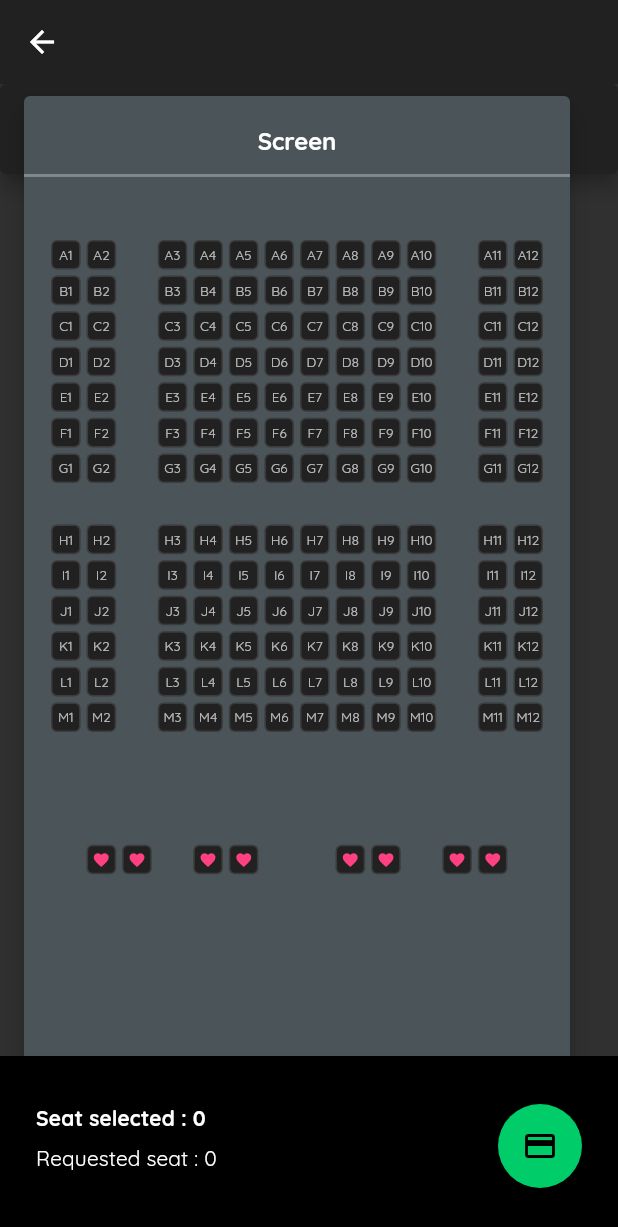
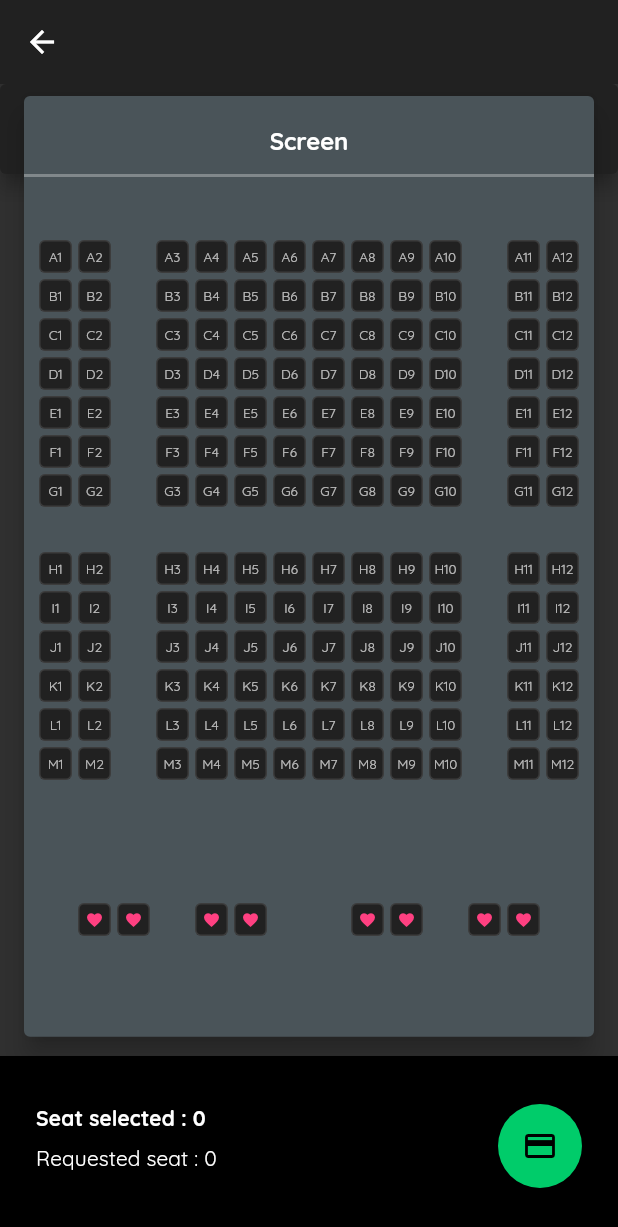
Before and after one commit to shiburagi/payment_flow_challenge, a Flutter app: the SeatSelection screen opened directly with empty values, on a phone screen of 412 x 824 dp. Shown: the top 1227 px of the screen. Run offline on Flutter 3.47's test engine with Material 2 defaults, Android fonts, the phone set to English and light mode, and no system bars; our stand-ins replace flutter_swiper, qr_flutter; missing offline and left inert: drawerbehavior, sweetalert.

```diff
--- a/lib/pages/seat_selection.dart
+++ b/lib/pages/seat_selection.dart
@@ -86,19 +86,20 @@ class _SeatSelectionState extends State<SeatSelection> {
                 : MediaQuery.of(context).size.width) *
             scale;
 
-    double seatLayoutWidth = width - 64;
+    double seatLayoutWidth = width - 32;
 
     currentSize = (seatLayoutWidth) / seats[0].length;
     if (scrollController == null)
       scrollController = new ScrollController(
-          initialScrollOffset:
-              (width - MediaQuery.of(context).size.width - 32) / 2);
+          initialScrollOffset: (width - MediaQuery.of(context).size.width) / 2);
     return Scaffold(
       appBar: AppBar(
         title: Text(widget.bookingDetail.cinema),
         elevation: 0,
       ),
-        body: Stack(
+      body: Container(
+        height: MediaQuery.of(context).size.height,
+        child: Stack(
           children: <Widget>[
             Card(
               elevation: 5,
@@ -134,7 +135,6 @@ class _SeatSelectionState extends State<SeatSelection> {
                         controller: scrollController,
                         child: Container(
 //                          padding: EdgeInsets.only(bottom: 120),
-                          height: constraint.maxHeight - 0,
                           child: SizedBox(
                             width: seatLayoutWidth,
                             child: SingleChildScrollView(
@@ -192,7 +192,9 @@ class _SeatSelectionState extends State<SeatSelection> {
             ),
             Positioned(bottom: 0, child: buildInfoLayout(context))
           ],
-        ));
+        ),
+      ),
+    );
   }
 
   buildSeatLayout(BuildContext context, BoxConstraints constraints) {
```
Lines whose indentation alone changed are shown as unchanged.
